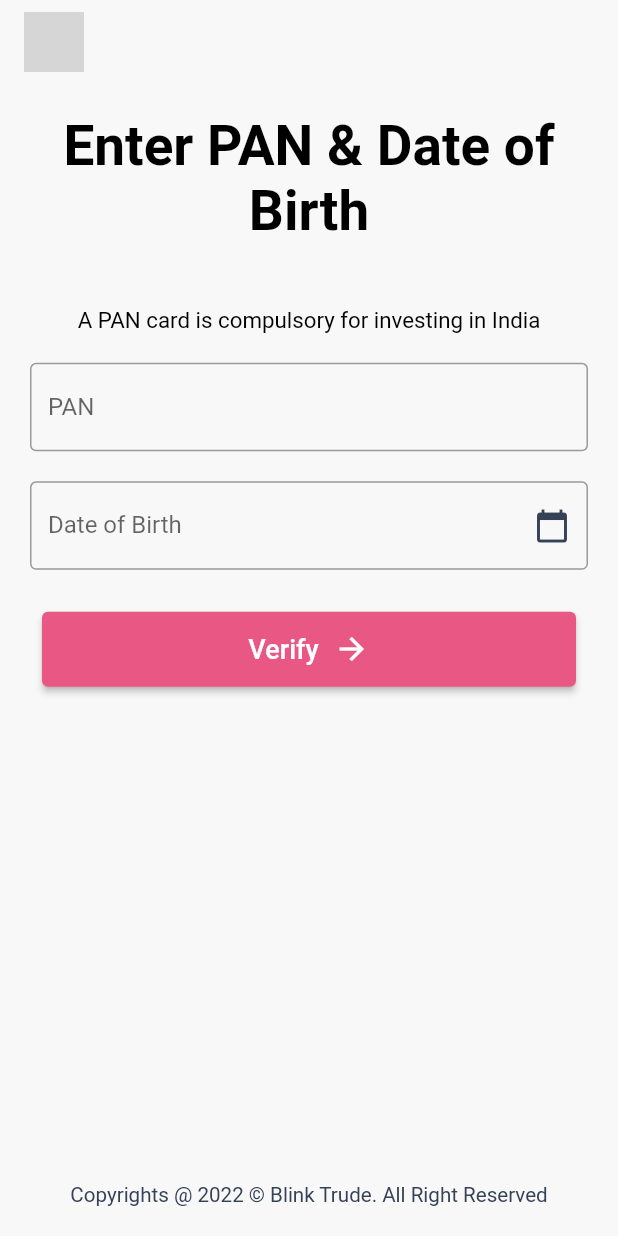
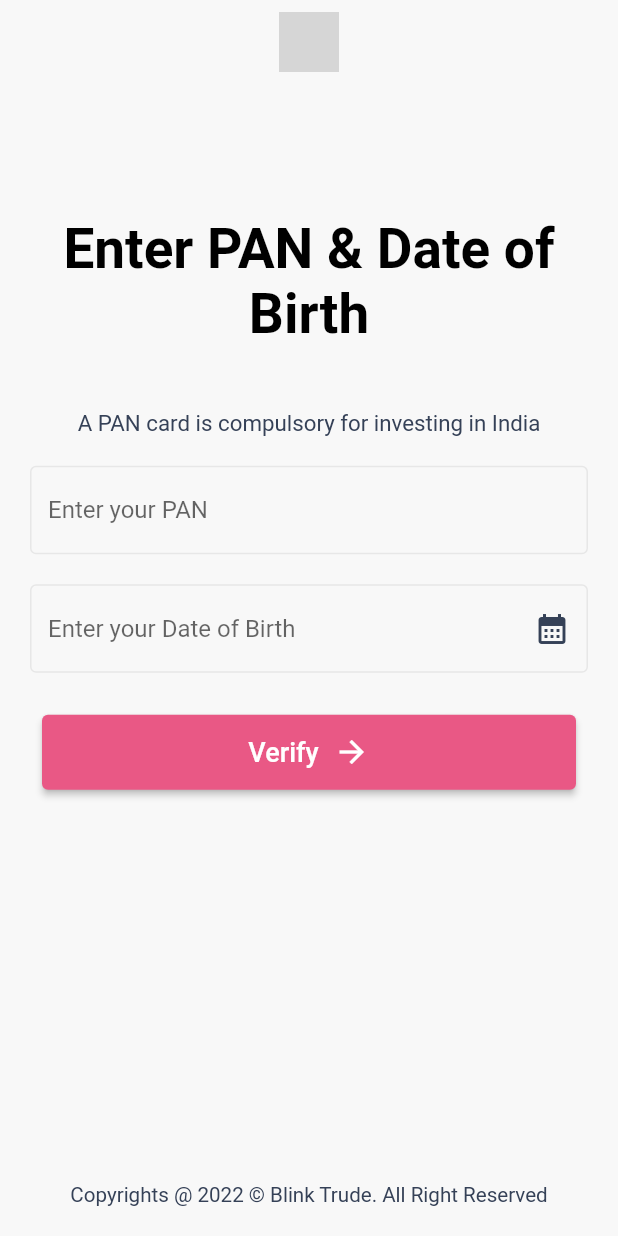
Before and after one commit to vancityAyush/diy_plugin, a Flutter app: the EnterPan widget shown alone on an empty page, opened directly, on a phone screen of 412 x 824 dp. Run offline on Flutter 3.47's test engine with Material 2 defaults, Android fonts, the phone set to English and light mode, and no system bars; drawn by our look-alikes of reactive_forms, rounded_loading_button; our stand-ins replace dio, flutter_screenutil, flutter_secure_storage, flutter_signin_button, fluttertoast, get and 5 more; missing offline and left inert: encrypt, pointycastle, reactive_pin_code_fields; accounts and stored records are empty; network calls fail; Roboto replaces fonts that are missing (BeVietnamPro); grey boxes are pictures that could not be loaded.

Commit message:
made UI styling

```diff
--- a/lib/modules/pan/ui/enter_pan.dart
+++ b/lib/modules/pan/ui/enter_pan.dart
@@ -30,8 +30,21 @@ class EnterPan extends StatelessWidget {
             formControlName: "pan",
             keyboardType: TextInputType.text,
             textCapitalization: TextCapitalization.characters,
-            decoration: const InputDecoration(
-              labelText: "PAN",
+            decoration: InputDecoration(
+              fillColor: AppColors.textFieldBackground(context),
+              enabledBorder: OutlineInputBorder(
+                borderSide: BorderSide(
+                  color: AppColors.textFieldBackground(context),
+                ),
+                borderRadius: BorderRadius.circular(4),
+              ),
+              focusedBorder: OutlineInputBorder(
+                borderSide: BorderSide(
+                  color: AppColors.primaryColor(context),
+                ),
+                borderRadius: BorderRadius.circular(4),
+              ),
+              // labelText: "PAN",
               hintText: "Enter your PAN",
               border: OutlineInputBorder(),
             ),
@@ -56,13 +69,26 @@ class EnterPan extends StatelessWidget {
                 readOnly: true,
                 keyboardType: TextInputType.datetime,
                 decoration: InputDecoration(
-                  labelText: "Date of Birth",
+                  fillColor: AppColors.textFieldBackground(context),
+                  enabledBorder: OutlineInputBorder(
+                    borderSide: BorderSide(
+                      color: AppColors.textFieldBackground(context),
+                    ),
+                    borderRadius: BorderRadius.circular(4),
+                  ),
+                  focusedBorder: OutlineInputBorder(
+                    borderSide: BorderSide(
+                      color: AppColors.primaryColor(context),
+                    ),
+                    borderRadius: BorderRadius.circular(4),
+                  ),
+                  //labelText: "Date of Birth",
                   hintText: "Enter your Date of Birth",
                   suffixIconColor: AppColors.primaryAccent(context),
                   border: const OutlineInputBorder(),
                   suffixIcon: IconButton(
                     icon: Icon(
-                      Icons.calendar_today,
+                      Icons.calendar_month,
                       color: AppColors.primaryAccent(context),
                     ),
                     onPressed: () {
--- a/lib/widget/BottomPage.dart
+++ b/lib/widget/BottomPage.dart
@@ -70,13 +70,28 @@ class BottomPage extends StatelessWidget {
         backgroundColor: AppColors.background(context),
         foregroundColor: AppColors.primaryContent(context),
         elevation: 0,
-        title: Image(
+        title: Center(
+          child: Image(
             image: AssetImage(
                 isLightMode ? 'assets/logo-light.png' : 'assets/logo-dark.png',
                 package: "diy"),
             height: 40,
             fit: BoxFit.cover,
           ),
+        ),
+        // actions: [
+        //   IconButton(
+        //     onPressed: () {
+        //       //Navigator.of(context).pop();
+        //     },
+        //     icon: Icon(
+        //       Icons.power_settings_new_rounded,
+        //       size: 25,
+        //       color: AppColors.primaryAccent(context),
+        //     ),
+        //   ),
+        // ],
+
         automaticallyImplyLeading:
             getIt<OAuthService>().uiStatus.BackMenuList.isNotEmpty,
       ),
@@ -87,14 +102,17 @@ class BottomPage extends StatelessWidget {
           if (title != null)
             SliverToBoxAdapter(
               child: Padding(
+                padding: EdgeInsets.only(top: 60.sp),
+                child: Padding(
                   padding: padding,
                   child: Text(
                     title!,
                     style: TextStyle(
                         fontSize: 32.sp,
                         fontWeight: FontWeight.bold,
-                      color: Colors.black),
+                        color: AppColors.primaryContent(context)),
                     textAlign: TextAlign.center,
+                  ),
                 ),
               ),
             ),
@@ -107,7 +125,7 @@ class BottomPage extends StatelessWidget {
                   style: TextStyle(
                     fontSize: 13.sp,
                     fontWeight: FontWeight.w400,
-                    color: Colors.black,
+                    color: AppColors.primaryAccent(context),
                   ),
                   textAlign: TextAlign.center,
                 ),
```
Also changed, not shown: lib/modules/form-email/email_page.dart (+22 -4 lines), lib/modules/verify-email/verify_email.dart (+9 -2 lines), lib/modules/verify-mobile/ui/otp_page.dart (+9 -2 lines), lib/modules/verify-mobile/ui/signup_page.dart (+43 -8 lines). Lines whose indentation alone changed are shown as unchanged.
